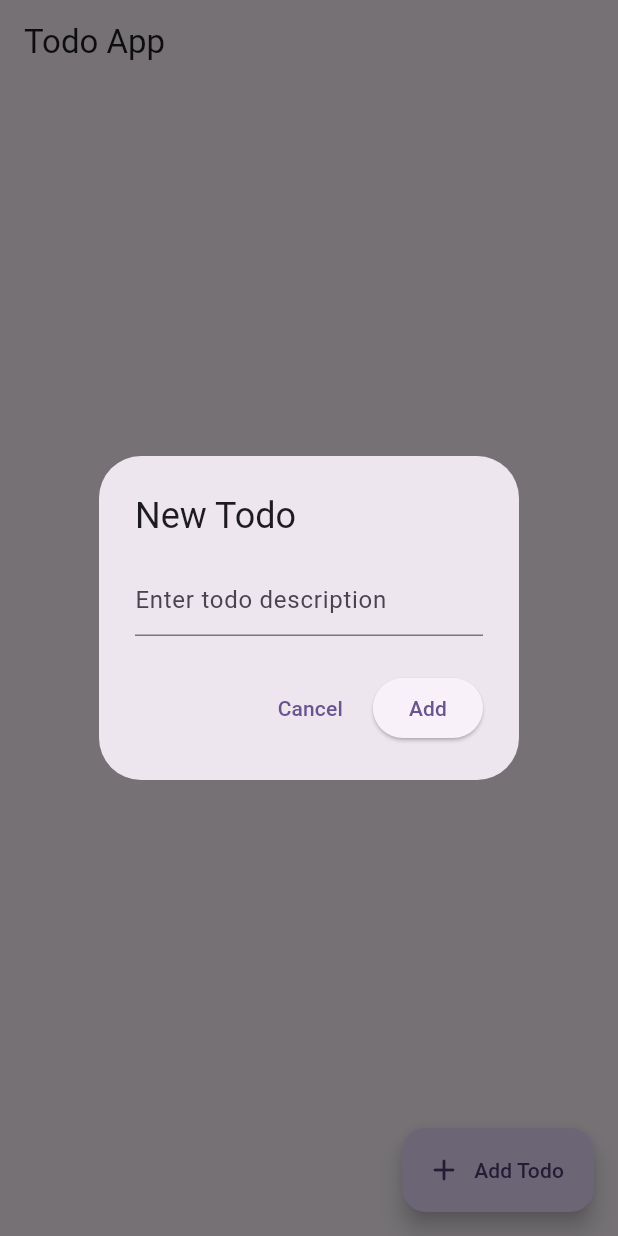
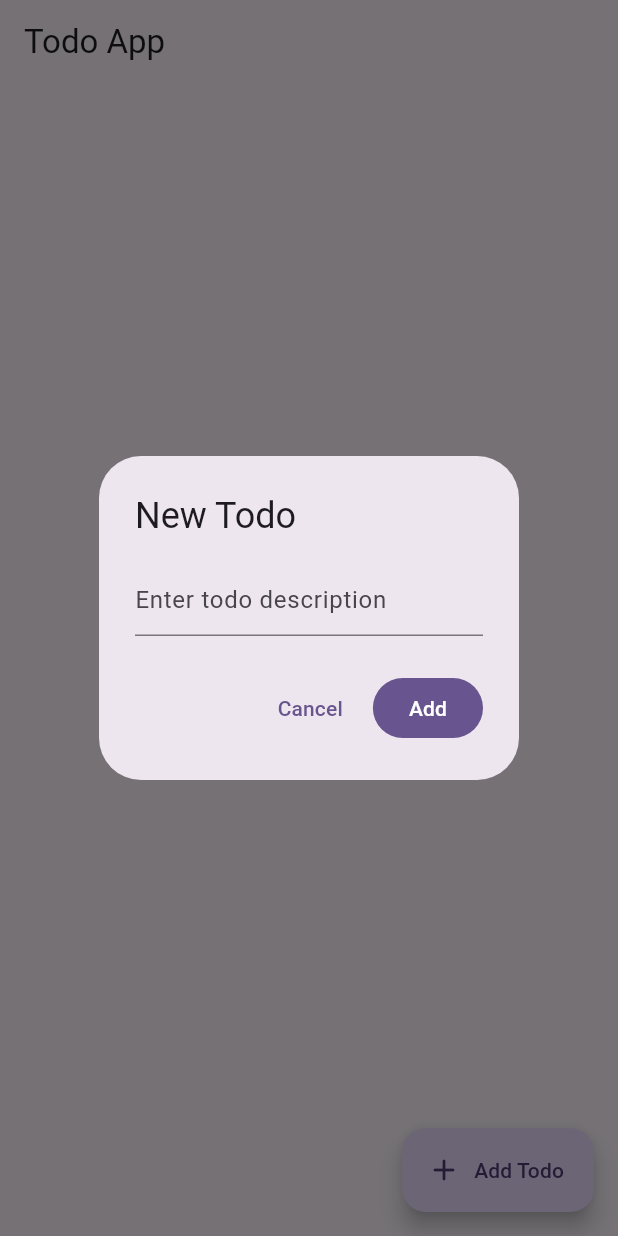
Before and after one commit to zifrz/flutter-todo, a Flutter app: the screen it shows after launch, after a tap on "Add Todo", on a phone screen of 412 x 824 dp. Run offline on Flutter 3.47's test engine with Material 3 defaults, Android fonts, the phone set to English and light mode, and no system bars; our stand-ins replace flutter_riverpod.

Commit message:
refactored buttons

```diff
--- a/lib/screens/home_screen.dart
+++ b/lib/screens/home_screen.dart
@@ -50,7 +50,7 @@ class HomeScreen extends ConsumerWidget {
               onPressed: () => Navigator.pop(context),
               child: const Text("Cancel"),
             ),
-            ElevatedButton(
+            FilledButton(
               onPressed: () {
                 if (todoController.text.trim().isNotEmpty) {
                   final newTodo = Todo(
--- a/lib/widgets/todo_tile.dart
+++ b/lib/widgets/todo_tile.dart
@@ -67,7 +67,7 @@ class TodoTile extends ConsumerWidget {
               onPressed: () => Navigator.pop(context),
               child: const Text("Cancel"),
             ),
-            ElevatedButton(
+            FilledButton(
               onPressed: () {
                 if (todoController.text.trim().isNotEmpty) {
                   ref
```
